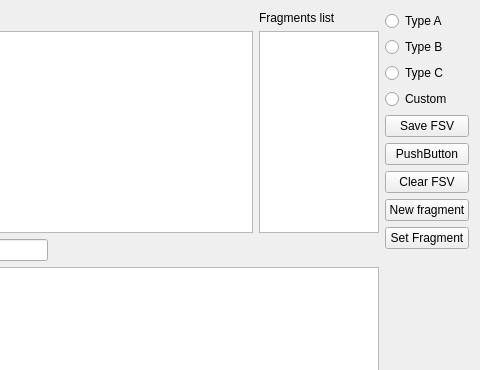
bakeryproducts/ConstructorM4, file UI/fsu.ui: the form before one commit; both pictures show x 174 to 654 and y 0 to 370 of the 654 by 500 pixel window.
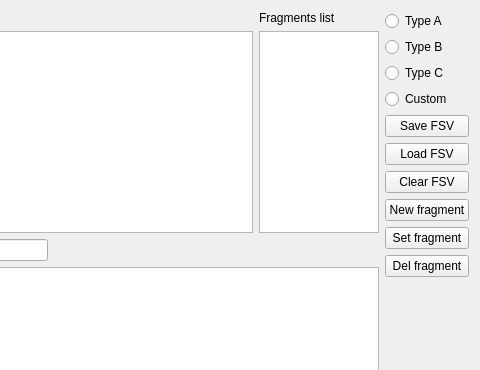
The form after the commit.

What changed in the file:
```diff
--- a/UI/fsu.ui
+++ b/UI/fsu.ui
@@ -139,7 +139,7 @@
      <item>
       <widget class="QPushButton" name="btn_loadfsv">
        <property name="text">
-        <string>PushButton</string>
+        <string>Load FSV</string>
        </property>
       </widget>
      </item>
@@ -160,7 +160,14 @@
      <item>
       <widget class="QPushButton" name="btn_setfrag">
        <property name="text">
-        <string>Set Fragment</string>
+        <string>Set fragment</string>
+       </property>
+      </widget>
+     </item>
+     <item>
+      <widget class="QPushButton" name="btn_delfrag">
+       <property name="text">
+        <string>Del fragment</string>
        </property>
       </widget>
      </item>
```
